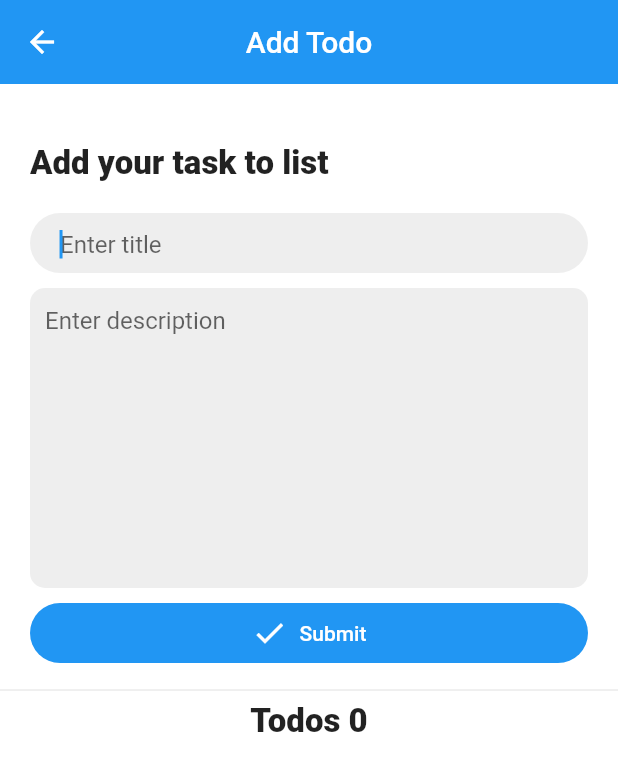
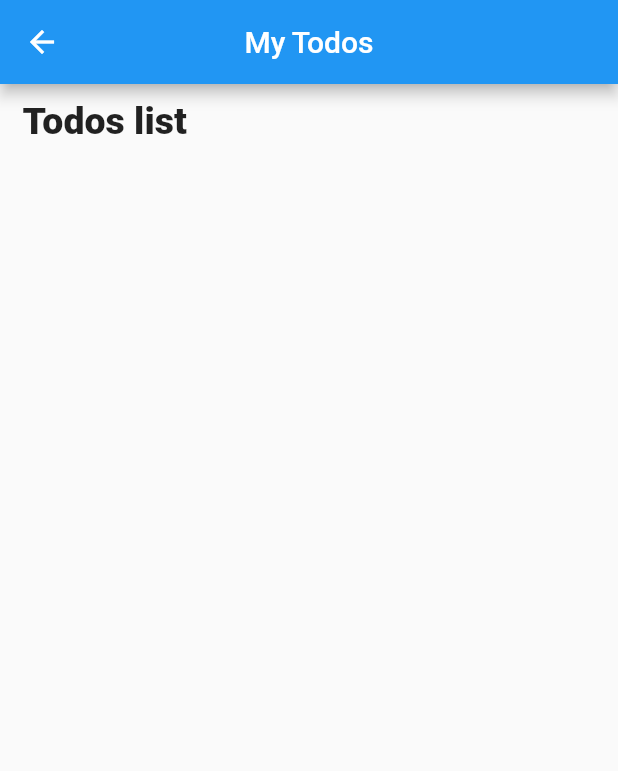
Before and after one commit to tomorrowbyte/flutter-getx-hive, a Flutter app: the screen it shows after launch, after a tap on "My Todos", on a phone screen of 412 x 824 dp. Shown: the top 771 px of the screen. Run offline on Flutter 3.47's test engine with Material 2 defaults, Android fonts, the light colour scheme and no system bars; our stand-ins replace get, hive, hive_flutter; accounts and stored records are empty.

Commit message:
Add list todos screen

```diff
--- a/lib/main.dart
+++ b/lib/main.dart
@@ -1,10 +1,9 @@
 import 'package:flutter/material.dart';
 import 'package:get/get.dart';
-import 'package:getx_hive/controllers/todo_controller.dart';
-import 'package:getx_hive/models/todo.dart';
-import 'package:getx_hive/views/todos_list_screen.dart';
 import 'package:hive/hive.dart';
 import 'package:hive_flutter/hive_flutter.dart';
+
+import 'views/welcome_screen.dart';
 
 void main() async {
   await Hive.initFlutter();
@@ -13,7 +12,6 @@ void main() async {
 }
 
 class MyApp extends StatelessWidget {
-  // This widget is the root of your application.
   @override
   Widget build(BuildContext context) {
     return GetMaterialApp(
@@ -22,57 +20,7 @@ class MyApp extends StatelessWidget {
       theme: ThemeData(
         primarySwatch: Colors.blue,
       ),
-      home: MyHomePage(),
+      home: WelcomeScreen(),
     );
   }
 }
-
-class MyHomePage extends StatelessWidget {
-  const MyHomePage({Key? key}) : super(key: key);
-
-  @override
-  Widget build(BuildContext context) {
-    return Scaffold(
-      body: Column(
-        mainAxisAlignment: MainAxisAlignment.center,
-        crossAxisAlignment: CrossAxisAlignment.center,
-        children: [
-          Center(
-            child: Text(
-              "Welcome to",
-              style: TextStyle(
-                fontWeight: FontWeight.w300,
-                fontSize: 18,
-              ),
-            ),
-          ),
-          SizedBox(height: 10),
-          Center(
-            child: Text(
-              "Todoey",
-              style: TextStyle(
-                fontSize: 22,
-                fontWeight: FontWeight.bold,
-              ),
-            ),
-          ),
-          SizedBox(height: 50),
-          ElevatedButton.icon(
-            onPressed: () {
-              Get.to(() => TodosScreen());
-            },
-            icon: Icon(Icons.add),
-            label: Text("Add Todo"),
-          ),
-          ElevatedButton.icon(
-            onPressed: () {
-              Get.to(() => TodosScreen());
-            },
-            icon: Icon(Icons.task),
-            label: Text("My Todos"),
-          ),
-        ],
-      ),
-    );
-  }
-}
--- /dev/null
+++ b/lib/views/todo_list_screen.dart
@@ -0,0 +1,65 @@
+import 'package:flutter/cupertino.dart';
+import 'package:flutter/material.dart';
+import 'package:get/get.dart';
+import 'package:getx_hive/controllers/todo_controller.dart';
+import 'package:getx_hive/models/todo.dart';
+
+class MyTodosScreen extends StatelessWidget {
+  final controller = Get.put(TodoController());
+
+  @override
+  Widget build(BuildContext context) {
+    return Scaffold(
+      appBar: AppBar(
+        title: Text("My Todos"),
+        centerTitle: true,
+      ),
+      body: Column(
+        crossAxisAlignment: CrossAxisAlignment.start,
+        children: [
+          Container(
+            margin: const EdgeInsets.symmetric(horizontal: 15),
+            child: Column(
+              children: [
+                SizedBox(height: 10),
+                Text(
+                  "Todos list",
+                  style: TextStyle(
+                    fontSize: 25,
+                    fontWeight: FontWeight.w800,
+                  ),
+                ),
+                SizedBox(height: 10),
+              ],
+            ),
+          ),
+          Expanded(child: _buildBody()),
+        ],
+      ),
+    );
+  }
+
+  Widget _buildBody() {
+    return Container(
+      child: ListView.builder(
+        itemCount: controller.todos.length,
+        itemBuilder: (context, index) {
+          Todo todo = controller.todos[index];
+          return Dismissible(
+            onDismissed: (direction) {
+              print(direction);
+              controller.deleteTodo(index);
+            },
+            key: UniqueKey(),
+            child: ListTile(
+              onTap: () {},
+              leading: Icon(Icons.gesture_sharp),
+              title: Text(todo.title),
+              subtitle: Text(todo.description),
+            ),
+          );
+        },
+      ),
+    );
+  }
+}
--- a/lib/views/welcome_screen.dart
+++ b/lib/views/welcome_screen.dart
@@ -1,10 +1,55 @@
 import 'package:flutter/material.dart';
+import 'package:get/get.dart';
+
+import 'add_todo_screen.dart';
+import 'todo_list_screen.dart';
 
 class WelcomeScreen extends StatelessWidget {
   const WelcomeScreen({Key? key}) : super(key: key);
 
   @override
   Widget build(BuildContext context) {
-    return Container();
+    return Scaffold(
+      body: Column(
+        mainAxisAlignment: MainAxisAlignment.center,
+        crossAxisAlignment: CrossAxisAlignment.center,
+        children: [
+          Center(
+            child: Text(
+              "Welcome to",
+              style: TextStyle(
+                fontWeight: FontWeight.w300,
+                fontSize: 18,
+              ),
+            ),
+          ),
+          SizedBox(height: 10),
+          Center(
+            child: Text(
+              "Todoey",
+              style: TextStyle(
+                fontSize: 22,
+                fontWeight: FontWeight.bold,
+              ),
+            ),
+          ),
+          SizedBox(height: 50),
+          ElevatedButton.icon(
+            onPressed: () {
+              Get.to(() => TodosScreen());
+            },
+            icon: Icon(Icons.add),
+            label: Text("Add Todo"),
+          ),
+          ElevatedButton.icon(
+            onPressed: () {
+              Get.to(() => MyTodosScreen());
+            },
+            icon: Icon(Icons.task),
+            label: Text("My Todos"),
+          ),
+        ],
+      ),
+    );
   }
 }
```
Also changed, not shown: lib/views/add_todo_screen.dart (renamed from lib/views/todos_list_screen.dart).
